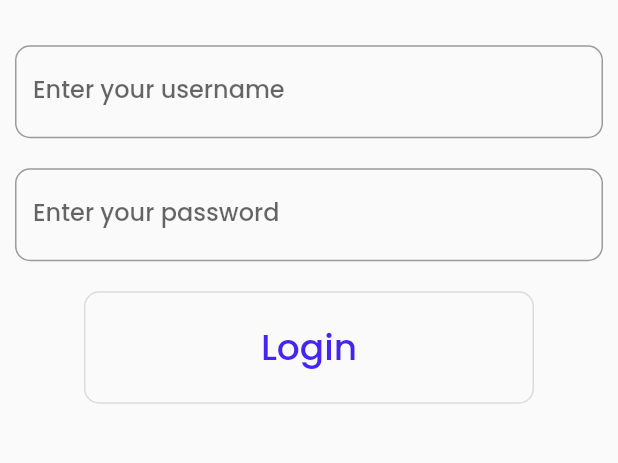
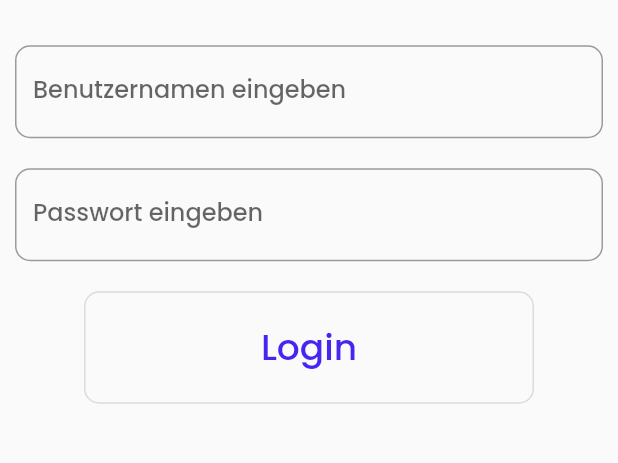
Before and after one commit to Jaster-Master/OpticianApp, a Flutter app: the screen it shows after launch, on a phone screen of 412 x 824 dp, the part 488-951 px from its top. Run offline on Flutter 3.47's test engine with Material 2 defaults, Android fonts, the phone set to English and light mode, and no system bars; our stand-ins replace flutter_local_notifications; missing offline and left inert: flutter_background_service.

Commit message:
[LOGIN] MOD translated english hints in input fields to german

```diff
--- a/lib/widget/stateful/login.dart
+++ b/lib/widget/stateful/login.dart
@@ -27,7 +27,7 @@ class LoginViewState extends State<LoginView> {
             borderRadius:
                 BorderRadius.circular(DefaultProperties.defaultRounded),
           ),
-          labelText: 'Enter your username',
+          labelText: 'Benutzernamen eingeben',
         ),
       ),
     );
@@ -39,7 +39,7 @@ class LoginViewState extends State<LoginView> {
             borderRadius:
                 BorderRadius.circular(DefaultProperties.defaultRounded),
           ),
-          labelText: 'Enter your password',
+          labelText: 'Passwort eingeben',
         ),
         obscureText: true,
       ),
```
